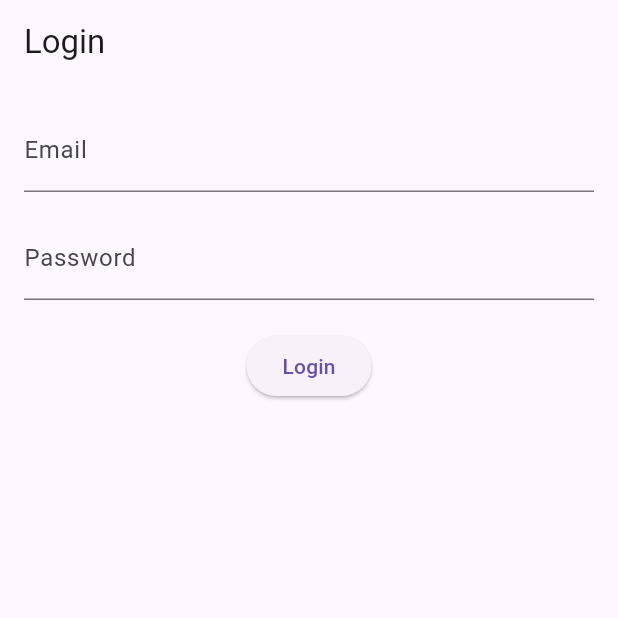
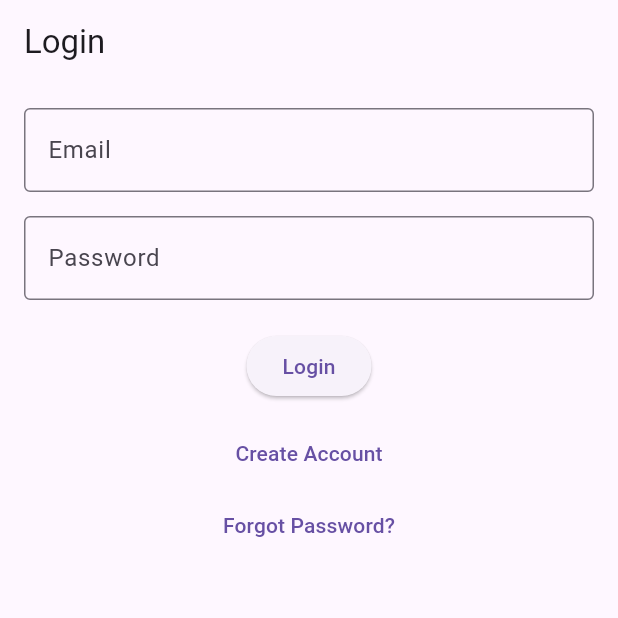
Before and after one commit to Dhanaraj07/PDMA, a Flutter app: the screen it shows after launch, on a phone screen of 412 x 824 dp, the top half of it. Run offline on Flutter 3.47's test engine with Material 3 defaults, Android fonts, the phone set to English and light mode, and no system bars; our stand-ins replace dio, flutter_riverpod, shared_preferences.

Commit message:
Added register and forgot password screens

```diff
--- a/lib/features/auth/screens/login_screen.dart
+++ b/lib/features/auth/screens/login_screen.dart
@@ -1,11 +1,14 @@
 import 'package:flutter/material.dart';
+
+import 'register_screen.dart';
+import 'forgot_password_screen.dart';
 
 class LoginScreen extends StatelessWidget {
   LoginScreen({super.key});
 
-  final emailController = TextEditingController();
+  final TextEditingController emailController = TextEditingController();
 
-  final passwordController = TextEditingController();
+  final TextEditingController passwordController = TextEditingController();
 
   @override
   Widget build(BuildContext context) {
@@ -17,7 +20,10 @@ class LoginScreen extends StatelessWidget {
           children: [
             TextField(
               controller: emailController,
-              decoration: const InputDecoration(labelText: "Email"),
+              decoration: const InputDecoration(
+                labelText: "Email",
+                border: OutlineInputBorder(),
+              ),
             ),
 
             const SizedBox(height: 16),
@@ -25,12 +31,37 @@ class LoginScreen extends StatelessWidget {
             TextField(
               controller: passwordController,
               obscureText: true,
-              decoration: const InputDecoration(labelText: "Password"),
+              decoration: const InputDecoration(
+                labelText: "Password",
+                border: OutlineInputBorder(),
+              ),
             ),
 
             const SizedBox(height: 20),
 
             ElevatedButton(onPressed: () {}, child: const Text("Login")),
+
+            const SizedBox(height: 10),
+
+            TextButton(
+              onPressed: () {
+                Navigator.push(
+                  context,
+                  MaterialPageRoute(builder: (_) => RegisterScreen()),
+                );
+              },
+              child: const Text("Create Account"),
+            ),
+
+            TextButton(
+              onPressed: () {
+                Navigator.push(
+                  context,
+                  MaterialPageRoute(builder: (_) => ForgotPasswordScreen()),
+                );
+              },
+              child: const Text("Forgot Password?"),
+            ),
           ],
         ),
       ),
```
Also changed, not shown: lib/features/auth/screens/forgot_password_screen.dart (+35 -0 lines), lib/features/auth/screens/register_screen.dart (+45 -0 lines).
